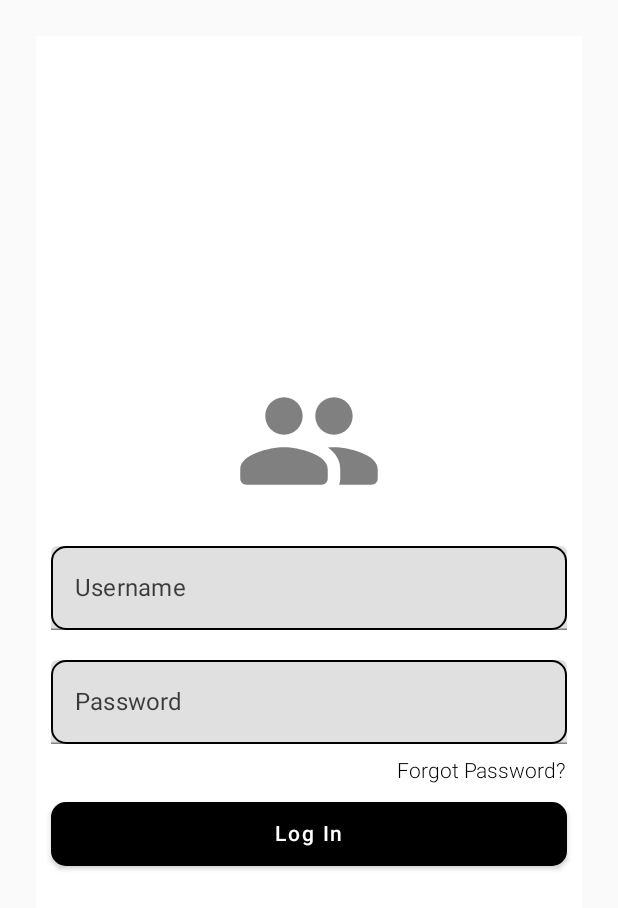
After one commit to rj642/jetpack_learning_material, an Android app built with Jetpack Compose: the LoginActivity screen opened directly, with no data from a screen before it, on a phone screen of 412 x 824 dp. The commit adds this screen. Shown: the top 908 px of the screen. Run offline under Robolectric (Android 15) with nearby library versions, the phone set to English and light mode, and no system bars.

Commit message:
addition: Added login screen

```diff
--- a/app/src/main/AndroidManifest.xml
+++ b/app/src/main/AndroidManifest.xml
@@ -13,6 +13,9 @@
         android:supportsRtl="true"
         android:theme="@style/Theme.JetpackExample"
         tools:targetApi="31">
+        <activity android:name=".login.ui.LoginActivity"
+            android:exported="false"
+            android:theme="@style/Theme.CustomTheme" />
         <activity android:name=".navigation_impl.NavigationExample"
             android:exported="false"
             android:theme="@style/Theme.CustomTheme" />
--- a/app/src/main/java/com/example/jetpackexample/ScrollViewExample.kt
+++ b/app/src/main/java/com/example/jetpackexample/ScrollViewExample.kt
@@ -136,7 +136,7 @@ fun ImageCardView() {
             painter = rememberGlidePainter(imageUrl),
             contentDescription = "Example Image",
             modifier = Modifier
-                .fillMaxWidth(0.24f)
+                .size(120.dp)
                 .padding(10.dp)
                 .clip(RoundedCornerShape(10.dp)),
             contentScale = ContentScale.Fit,
--- /dev/null
+++ b/app/src/main/java/com/example/jetpackexample/login/ui/LoginActivity.kt
@@ -0,0 +1,133 @@
+package com.example.jetpackexample.login.ui
+
+import android.os.Bundle
+import androidx.activity.ComponentActivity
+import androidx.activity.compose.setContent
+import androidx.compose.foundation.BorderStroke
+import androidx.compose.foundation.Image
+import androidx.compose.foundation.background
+import androidx.compose.foundation.border
+import androidx.compose.foundation.layout.*
+import androidx.compose.foundation.shape.RoundedCornerShape
+import androidx.compose.material.*
+import androidx.compose.runtime.*
+import androidx.compose.ui.Alignment
+import androidx.compose.ui.Modifier
+import androidx.compose.ui.graphics.Color
+import androidx.compose.ui.graphics.RectangleShape
+import androidx.compose.ui.res.painterResource
+import androidx.compose.ui.text.font.FontWeight
+import androidx.compose.ui.text.input.TextFieldValue
+import androidx.compose.ui.unit.TextUnit
+import androidx.compose.ui.unit.TextUnitType
+import androidx.compose.ui.unit.dp
+import com.example.jetpackexample.R
+import com.example.jetpackexample.ui.theme.CustomTheme
+
+class LoginActivity : ComponentActivity() {
+
+    override fun onCreate(savedInstanceState: Bundle?) {
+        super.onCreate(savedInstanceState)
+        setContent {
+            CustomTheme {
+
+                Surface(
+                    modifier = Modifier
+                        .fillMaxSize()
+                        .padding(24.dp)
+                ) {
+
+                    LoginView()
+
+                }
+
+            }
+        }
+    }
+
+}
+
+@OptIn(ExperimentalMaterialApi::class)
+@Composable
+fun LoginView() {
+    Column(
+        modifier = Modifier
+            .fillMaxSize(),
+        verticalArrangement = Arrangement.Center,
+        horizontalAlignment = Alignment.CenterHorizontally
+    ) {
+
+        var userName by remember {
+            mutableStateOf(TextFieldValue(""))
+        }
+
+        var password by remember {
+            mutableStateOf(TextFieldValue(""))
+        }
+
+        Image(
+            modifier = Modifier
+                .size(120.dp)
+                .padding(10.dp),
+            painter = painterResource(id = R.drawable.ic_network),
+            contentDescription = "user profile",
+            alignment = Alignment.Center
+        )
+
+        CustomTextField(value = userName, label = "Username", onValueChange = { newValue ->
+            userName = newValue
+        })
+
+        CustomTextField(value = password, label = "Password", onValueChange = { newValue ->
+            password = newValue
+        })
+
+        Text(
+            "Forgot Password?",
+            modifier = Modifier
+                .align(alignment = Alignment.End)
+                .padding(end = 10.dp),
+            color = Color.Black,
+            fontWeight = FontWeight.Light,
+            fontSize = TextUnit(14F, TextUnitType.Sp)
+        )
+
+        Button(
+            modifier = Modifier
+                .fillMaxWidth()
+                .padding(10.dp),
+            colors = ButtonDefaults.buttonColors(Color.Black),
+            shape = RoundedCornerShape(10.dp),
+            onClick = {
+
+            }
+        ) {
+            Text(
+                "Log In",
+                modifier = Modifier
+                    .padding(5.dp),
+                color = Color.White
+            )
+        }
+
+    }
+}
+
+@Composable
+fun CustomTextField(value: TextFieldValue, label: String, onValueChange: (TextFieldValue) -> Unit) {
+
+    TextField(
+        modifier = Modifier
+            .fillMaxWidth()
+            .padding(10.dp)
+            .border(BorderStroke(1.dp, Color.Black), shape = RoundedCornerShape(10.dp))
+            .background(Color.Transparent),
+        value = value,
+        onValueChange = onValueChange,
+        label = {
+            Text(label)
+        },
+        singleLine = true
+    )
+
+}
--- a/app/src/main/java/com/example/jetpackexample/navigation_impl/home/ui/HomeUi.kt
+++ b/app/src/main/java/com/example/jetpackexample/navigation_impl/home/ui/HomeUi.kt
@@ -4,6 +4,7 @@ import androidx.compose.foundation.background
 import androidx.compose.foundation.layout.Column
 import androidx.compose.foundation.layout.fillMaxSize
 import androidx.compose.foundation.layout.fillMaxWidth
+import androidx.compose.foundation.layout.padding
 import androidx.compose.material.Text
 import androidx.compose.runtime.Composable
 import androidx.compose.ui.Alignment
@@ -11,9 +12,11 @@ import androidx.compose.ui.Modifier
 import androidx.compose.ui.graphics.Color
 import androidx.compose.ui.text.font.FontWeight
 import androidx.compose.ui.text.style.TextAlign
+import androidx.compose.ui.tooling.preview.Preview
 import androidx.compose.ui.unit.ExperimentalUnitApi
 import androidx.compose.ui.unit.TextUnit
 import androidx.compose.ui.unit.TextUnitType
+import androidx.compose.ui.unit.dp
 
 object HomeUi {
 
@@ -24,7 +27,8 @@ object HomeUi {
         Column(
             modifier = Modifier
                 .fillMaxSize()
-                .background(Color.Black),
+                .background(Color.Black)
+                .padding(50.dp),
             horizontalAlignment = Alignment.CenterHorizontally
         ) {
             Text(modifier = Modifier
```
Also changed, not shown: app/src/main/java/com/example/jetpackexample/MainActivity.kt (+31 -6 lines), app/src/main/java/com/example/jetpackexample/navigation_impl/NavigationExample.kt (+10 -0 lines), app/src/main/java/com/example/jetpackexample/util/Util.kt (added, +26 -0 lines).
